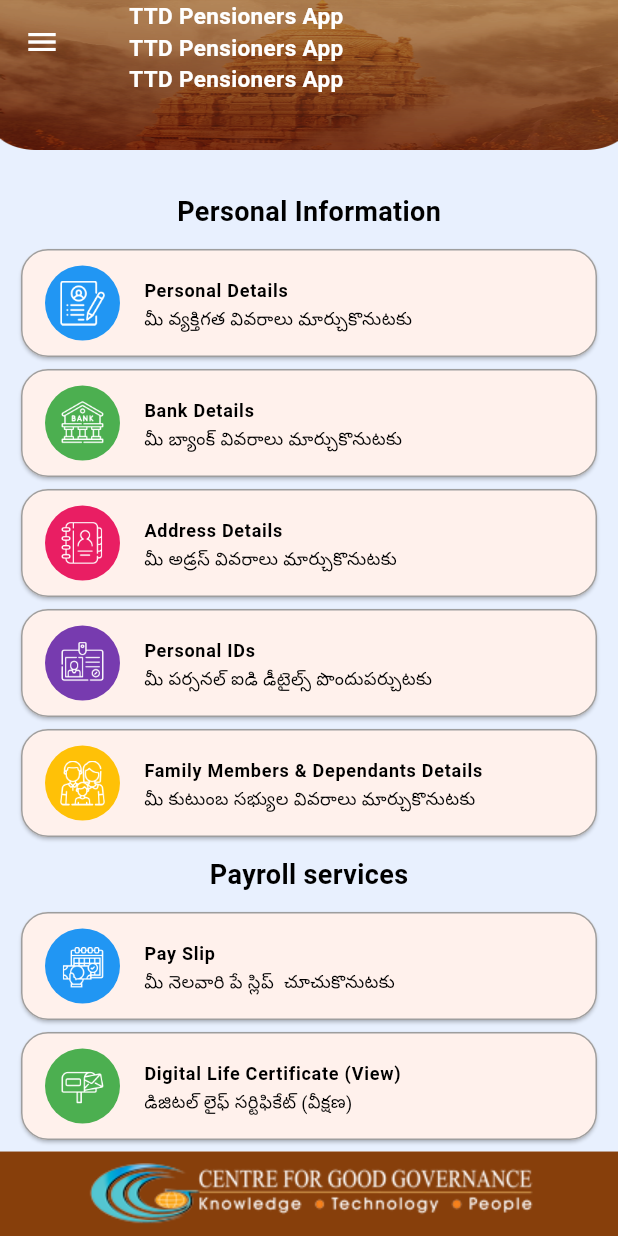
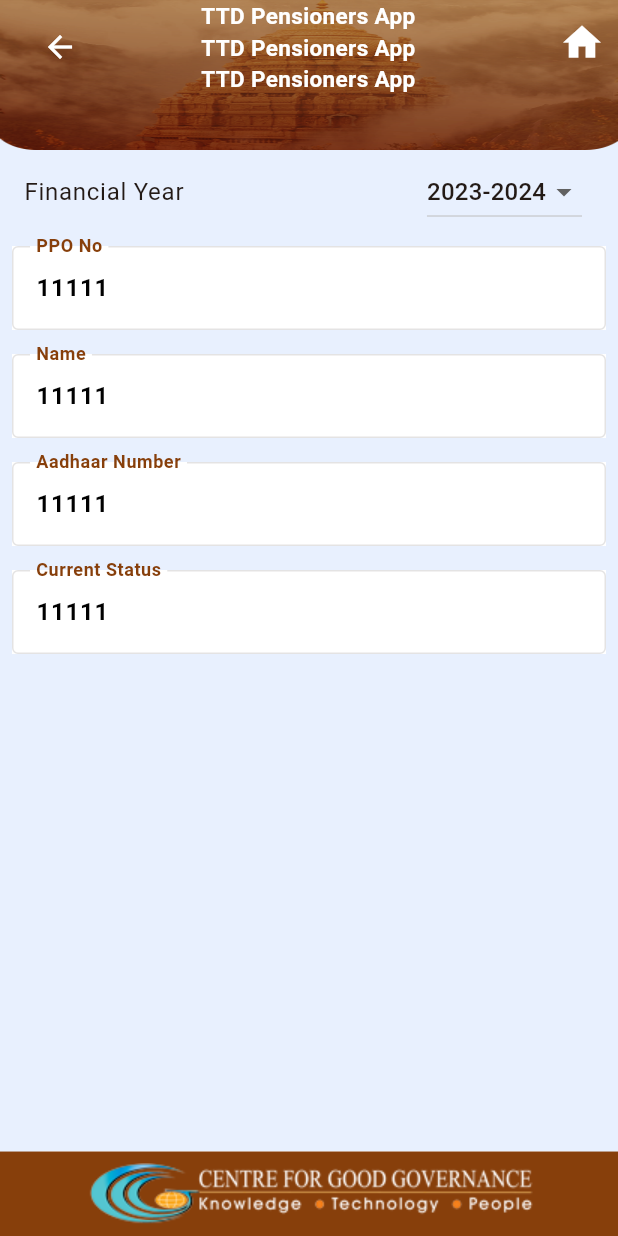
Before and after one commit to Ruchitha2802/TTDFlutter, a Flutter app: the DashboardView screen opened by its route, after a tap on "Digital Life Certificate (View)", on a phone screen of 412 x 824 dp. Run offline on Flutter 3.47's test engine with Material 2 defaults, Android fonts, the phone set to English and light mode, and no system bars; our stand-ins replace file_picker, pin_code_fields, webview_flutter; project files that could hold a hidden picture were left out.

Commit message:
pay slip ,digital life certificate

```diff
--- /dev/null
+++ b/lib/res/appStrings/urls.dart
@@ -0,0 +1,8 @@
+
+
+class WebUrls{
+  const WebUrls._();
+  static const String privacy_policy = "https://www.cgg.gov.in/mgov-privacy-policy/?depot_name=Tirumala Tirupati Devasthanams ,Tirupati, Andhra Pradesh";
+  static const String terms_conditions = "https://www.cgg.gov.in/mgov-terms-conditions/?depot_name=Tirumala Tirupati Devasthanams ,Tirupati, Andhra Pradesh";
+  static const String copy_right = "https://www.cgg.gov.in/mgov-copyright-policy/?depot_name=Tirumala Tirupati Devasthanams  ,Tirupati, Andhra Pradesh&depot_email=dlc@tirumala.org";
+}
--- a/lib/res/components/colors/colors.dart
+++ b/lib/res/components/colors/colors.dart
@@ -4,12 +4,13 @@
   static const Color dash_bg = Color(0xFF873F0B);
   static const Color bg_color = Color(0xFFE8F0FE);
 
-
+  static const Color Button_red_color = Color.fromARGB(255, 189, 36, 25);
+  static const Color Button_green_color = Color.fromARGB(255, 55, 138, 58);
   static const Color blue = Colors.blue;
   static const Color green = Colors.green;
   static const Color pink = Colors.pink;
   static const Color purple = Color.fromARGB(255, 119, 59, 175);
-   static const Color amber = Colors.amber;
+  static const Color amber = Colors.amber;
   /* <color name="purple_200">#337ab7</color>
     <color name="purple_500">#FF6200EE</color>
     <color name="royal_blue">#4169e1</color>
--- a/lib/res/components/images/image_strings.dart
+++ b/lib/res/components/images/image_strings.dart
@@ -17,4 +17,9 @@
   static const app_info = 'assets/info.png';
   static const exit = 'assets/exit.png';
   static const logout = 'assets/logout.png';
+
+  static const String alert_right = "assets/correct.png";
+  static const String alert_cross = "assets/closeBgicon.png";
+  static const String alert_warning = "assets/warning.png";
+  static const String alert_warning_yellow = "assets/warning_yellow.png";
 }
--- a/lib/res/components/routes/app_routeconstants.dart
+++ b/lib/res/components/routes/app_routeconstants.dart
@@ -10,4 +10,8 @@
   static const String BankDetails = "/BankDetails";
   static const String AddressDetails = "/AddressDetails";
   static const String ValidateMpin = "/Validate_Mpin";
+  static const String PrivacyPolicy = "/PrivacyPolicy";
+  static const String AppInfo = "/AppInfo";
+  static const String PaySlip = "/PaySlip";
+  static const String DigitalLifeCertificate = "/DigitalLifeCertificate";
 }
--- a/lib/view/dashboard/dashboard.dart
+++ b/lib/view/dashboard/dashboard.dart
@@ -89,12 +89,14 @@
                 subtitle: TeluguStrings.Pay_Slip,
                 image: ImageStrings.payslip,
                 backgroundColor: AppColors.blue,
+                routeName: AppRouteConstants.PaySlip,
               ),
               DashboardTextfield(
                 title: EnglishStrings.Digital_certificate,
                 subtitle: TeluguStrings.Digital_certificate,
                 image: ImageStrings.digital_certificate,
                 backgroundColor: AppColors.green,
+                routeName: AppRouteConstants.DigitalLifeCertificate,
               ),
               DashboardTextfield(
                 title: EnglishStrings.Pension_Details,
--- /dev/null
+++ b/lib/view/digital_life_certificate/digital_life_certificate.dart
@@ -0,0 +1,72 @@
+import 'package:flutter/material.dart';
+import 'package:ttd_flutter_app/res/components/reusable_widgets/base_scaffold.dart';
+import 'package:ttd_flutter_app/res/components/reusable_widgets/noneditable_text.dart';
+
+class DigitalLifeCertificate extends StatefulWidget {
+  const DigitalLifeCertificate({super.key});
+
+  @override
+  State<DigitalLifeCertificate> createState() => _DigitalLifeCertificateState();
+}
+
+final List<String> years = [
+  '2020-2021',
+  '2021-2022',
+  '2022-2023',
+  '2023-2024',
+  // Add more years as needed
+];
+
+String selectedYear = '2023-2024';
+
+class _DigitalLifeCertificateState extends State<DigitalLifeCertificate> {
+  @override
+  Widget build(BuildContext context) {
+    return BaseScaffold(
+        bottomSheetVis: true,
+        AppBarvis: true,
+        isHome: true,
+        leading: false,
+        sidebarVis: false,
+        body: SingleChildScrollView(
+          child: Column(
+            children: [
+              ListTile(
+                title: Text('Financial Year'),
+                trailing: DropdownButton<String>(
+                  value: selectedYear,
+                   onChanged: (String? newValue) {
+                    setState(() {
+                      // Update selectedYear when dropdown value changes
+                      selectedYear = newValue!;
+                    });
+                  },
+                  items: years.map<DropdownMenuItem<String>>((String year) {
+                    return DropdownMenuItem<String>(
+                      value: year,
+                      child: Text(year),
+                    );
+                  }).toList(),
+                ),
+              ),
+              NonEditableTextField(
+                initialValue: '11111',
+                labelText: 'PPO No',
+              ),
+              NonEditableTextField(
+                initialValue: '11111',
+                labelText: 'Name',
+              ),
+              NonEditableTextField(
+                initialValue: '11111',
+                labelText: 'Aadhaar Number',
+              ),
+              NonEditableTextField(
+                initialValue: '11111',
+                labelText: 'Current Status',
+              ),
+            ],
+          ),
+        ));
+  }
+}
--- /dev/null
+++ b/lib/view/payslip/payslip.dart
@@ -0,0 +1,70 @@
+import 'package:flutter/material.dart';
+import 'package:ttd_flutter_app/res/components/reusable_widgets/base_scaffold.dart';
+
+class PaySlip extends StatefulWidget {
+  const PaySlip({super.key});
+
+  @override
+  State<PaySlip> createState() => _PaySlipState();
+}
+
+final List<String> years = [
+  '2020-2021',
+  '2021-2022',
+  '2022-2023',
+  '2023-2024',
+  // Add more years as needed
+];
+
+String selectedYear = '2023-2024';
+
+class _PaySlipState extends State<PaySlip> {
+  @override
+  Widget build(BuildContext context) {
+    return BaseScaffold(
+      bottomSheetVis: true,
+      AppBarvis: true,
+      isHome: true,
+      leading: false,
+      sidebarVis: false,
+      backgroundColor: true,
+      body: ListView(
+        children: ListTile.divideTiles(
+          context: context,
+          tiles: [
+            ListTile(
+              title: Text('Financial Year'),
+              trailing: DropdownButton<String>(
+                value: selectedYear,
+                onChanged: (String? newValue) {
+                  setState(() {
+                    // Update selectedYear when dropdown value changes
+                    selectedYear = newValue!;
+                  });
+                },
+                items: years.map<DropdownMenuItem<String>>((String year) {
+                  return DropdownMenuItem<String>(
+                    value: year,
+                    child: Text(year),
+                  );
+                }).toList(),
+              ),
+            ),
+          ],
+        ).toList(),
+      ),
+
+      /*  SingleChildScrollView(
+          child: Column(
+            children: [
+             ListTile(
+              leading: Text("Financial Year"),
+              trailing: Text("2021-2022"),
+             )
+            ],
+          ),
+
+        ) */
+    );
+  }
+}
--- a/pubspec.yaml
+++ b/pubspec.yaml
@@ -37,6 +37,9 @@
   cupertino_icons: ^1.0.2
   flutter_pin_code_fields: ^2.2.0
   pin_code_fields: ^8.0.1
+  file_picker: ^5.3.2
+  webview_flutter: ^4.2.2
+
 
 
 flutter_native_splash:
```
Also changed, not shown: lib/res/appStrings/english_strings.dart (+10 -2 lines), lib/res/components/custom_alerts/double_button_alert.dart (added, +140 -0 lines), lib/res/components/custom_alerts/single_button_alert.dart (added, +121 -0 lines), lib/res/components/routes/app_routes.dart (+8 -0 lines), lib/view/bank_details/bank_details.dart (+41 -4 lines), lib/view/menubar/app_info.dart (added, +50 -0 lines), lib/view/menubar/menubar.dart (+65 -9 lines), lib/view/menubar/privacy_policy.dart (added, +120 -0 lines), assets/closeBgicon.png (added), assets/correct.png (added), assets/warning.png (added), assets/warning_yellow.png (added), 1 other file.
